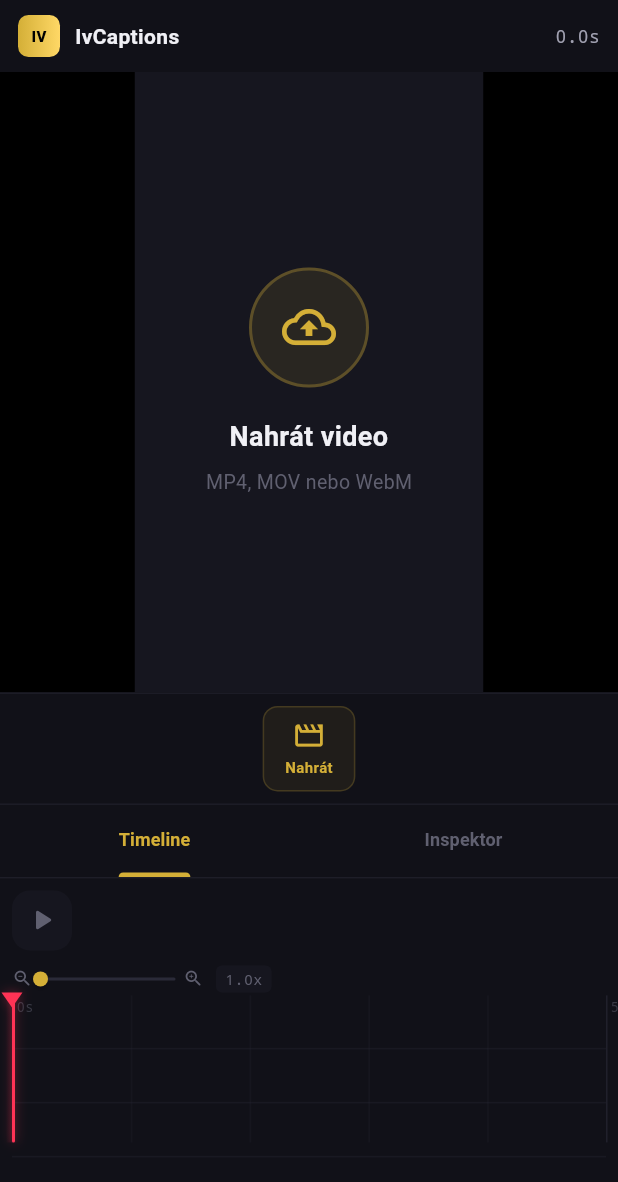
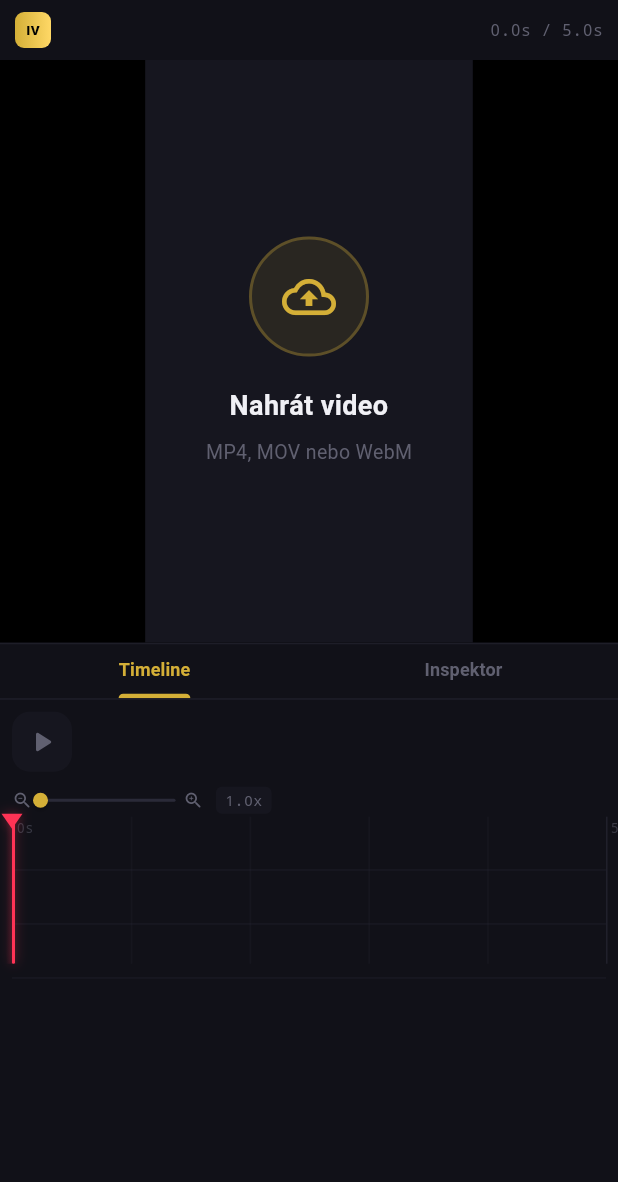
Before and after one commit to ivanovgeno/TitulkyIV, a Flutter app: the screen it shows after launch, on a phone screen of 412 x 824 dp. Shown: the top 1182 px of the screen. Run offline on Flutter 3.47's test engine with Material 3 defaults, Android fonts, the phone set to English and light mode, and no system bars; our stand-ins replace file_picker, flutter_colorpicker, google_fonts, universal_io; missing offline and left inert: dart:js_interop, media_kit, media_kit_video, universal_html; statements that could not run were skipped.

Commit message:
Mobile UX overhaul: remove play overlay, bigger editor panel, simpler controls
- Remove fullscreen play overlay that blocked caption dragging
- Replace with small play/pause button in bottom-right corner
- Remove separate 'Nahrát' action bar (tap empty preview to upload)
- Move Přepis/Maska buttons into compact top bar
- Editor panel expanded from 35% to 48% of screen height
- Tap on video area reserved for caption manipulation on mobile
- Compact top bar (40px instead of 48px)

```diff
--- a/frontend/lib/ui/editor_screen.dart
+++ b/frontend/lib/ui/editor_screen.dart
@@ -608,74 +608,59 @@ class _EditorScreenState extends State<EditorScreen> with TickerProviderStateMix
   Widget _buildMobileLayout() {
     return Column(
       children: [
-        // Safe area top
+        // Compact top bar: logo + actions + time
         Container(
           color: AppColors.bgPanel,
           child: SafeArea(
             bottom: false,
             child: Container(
-              height: 48,
-              padding: const EdgeInsets.symmetric(horizontal: 12),
+              height: 40,
+              padding: const EdgeInsets.symmetric(horizontal: 10),
               child: Row(
                 children: [
                   // Logo
                   Container(
-                    width: 28, height: 28,
+                    width: 24, height: 24,
                     decoration: BoxDecoration(
                       gradient: const LinearGradient(colors: [AppColors.accent, AppColors.accentLight]),
-                      borderRadius: BorderRadius.circular(7),
+                      borderRadius: BorderRadius.circular(6),
                     ),
-                    child: const Center(child: Text('IV', style: TextStyle(color: Colors.black, fontWeight: FontWeight.w900, fontSize: 10))),
+                    child: const Center(child: Text('IV', style: TextStyle(color: Colors.black, fontWeight: FontWeight.w900, fontSize: 9))),
                   ),
-                  const SizedBox(width: 10),
-                  Text('IvCaptions', style: TextStyle(color: AppColors.textPrimary, fontWeight: FontWeight.w700, fontSize: 14)),
+                  const SizedBox(width: 8),
+                  // Action buttons inline (no separate bar)
+                  if (_videoPath != null) ...[
+                    _mobileTopBtn(Icons.subtitles_outlined, 'Přepis', _runTranscription, isLoading: _isTranscribing),
+                    const SizedBox(width: 4),
+                    _mobileTopBtn(Icons.person_outline_rounded, 'Maska', _generateMask, isLoading: _isMasking),
+                    if (_maskPath != null) ...[
+                      const SizedBox(width: 4),
+                      _mobileTopBtn(Icons.layers_clear_outlined, 'Zrušit', () {
+                        setState(() { _maskPath = null; _maskPlayer.pause(); });
+                      }, color: AppColors.danger),
+                    ],
+                  ],
                   const Spacer(),
-                  // Time
+                  // Time display
                   Text(
-                    "${_currentTime.toStringAsFixed(1)}s",
-                    style: TextStyle(color: AppColors.textSecondary, fontSize: 12, fontFamily: 'monospace'),
+                    "${_currentTime.toStringAsFixed(1)}s / ${_videoDuration.toStringAsFixed(1)}s",
+                    style: TextStyle(color: AppColors.textMuted, fontSize: 11, fontFamily: 'monospace'),
                   ),
                 ],
               ),
             ),
           ),
         ),
-        // Video Preview
+        // Video Preview (tap to open file when no video, tap to play/pause with video)
         Expanded(
           child: Container(
             color: Colors.black,
             child: _buildVideoPreview(),
           ),
         ),
-        // Mobile Action Bar
-        Container(
-          padding: const EdgeInsets.symmetric(horizontal: 8, vertical: 8),
-          decoration: BoxDecoration(
-            color: AppColors.bgPanel,
-            border: Border(top: BorderSide(color: AppColors.border.withOpacity(0.5))),
-          ),
-          child: Row(
-            mainAxisAlignment: MainAxisAlignment.spaceEvenly,
-            children: [
-              _buildMobileActionBtn(Icons.movie_outlined, 'Nahrát', _openVideoFile),
-              if (_videoPath != null) ...[
-                _isTranscribing
-                    ? SizedBox(width: 24, height: 24, child: CircularProgressIndicator(strokeWidth: 2, color: AppColors.accent))
-                    : _buildMobileActionBtn(Icons.subtitles_outlined, 'Přepis', _runTranscription),
-                _isMasking
-                    ? SizedBox(width: 24, height: 24, child: CircularProgressIndicator(strokeWidth: 2, color: AppColors.accent))
-                    : _buildMobileActionBtn(Icons.person_outline_rounded, 'Maska', _generateMask),
-                if (_maskPath != null)
-                  _buildMobileActionBtn(Icons.layers_clear_outlined, 'Zrušit', () {
-                    setState(() { _maskPath = null; _maskPlayer.pause(); });
-                  }, color: AppColors.danger),
-              ],
-            ],
-          ),
-        ),
-        // Timeline + Inspector (tabs)
+        // Timeline + Inspector tabs (takes ~50% of screen for easier editing)
         SizedBox(
-          height: MediaQuery.of(context).size.height * 0.35,
+          height: MediaQuery.of(context).size.height * 0.48,
           child: Container(
             decoration: BoxDecoration(
               color: AppColors.bgPanel,
@@ -685,17 +670,21 @@ class _EditorScreenState extends State<EditorScreen> with TickerProviderStateMix
               length: 2,
               child: Column(
                 children: [
-                  TabBar(
+                  Container(
+                    height: 36,
+                    child: TabBar(
                       indicatorColor: AppColors.accent,
                       indicatorWeight: 2,
                       labelColor: AppColors.accent,
                       unselectedLabelColor: AppColors.textMuted,
                       dividerColor: Colors.transparent,
                       labelStyle: const TextStyle(fontSize: 12, fontWeight: FontWeight.w600),
+                      labelPadding: EdgeInsets.zero,
                       tabs: const [
-                      Tab(text: 'Timeline'),
-                      Tab(text: 'Inspektor'),
+                        Tab(text: 'Timeline', height: 34),
+                        Tab(text: 'Inspektor', height: 34),
                       ],
+                    ),
                   ),
                   Expanded(
                     child: TabBarView(
@@ -714,24 +703,28 @@ class _EditorScreenState extends State<EditorScreen> with TickerProviderStateMix
     );
   }
 
-  Widget _buildMobileActionBtn(IconData icon, String label, VoidCallback onTap, {Color color = AppColors.accent}) {
-    return InkWell(
-      onTap: onTap,
-      borderRadius: BorderRadius.circular(10),
+  Widget _mobileTopBtn(IconData icon, String tooltip, VoidCallback onTap, {bool isLoading = false, Color color = AppColors.accent}) {
+    return Tooltip(
+      message: tooltip,
+      child: InkWell(
+        onTap: isLoading ? null : onTap,
+        borderRadius: BorderRadius.circular(8),
         child: Container(
-        padding: const EdgeInsets.symmetric(horizontal: 14, vertical: 8),
+          padding: const EdgeInsets.symmetric(horizontal: 8, vertical: 4),
           decoration: BoxDecoration(
-          color: color.withOpacity(0.08),
-          borderRadius: BorderRadius.circular(10),
-          border: Border.all(color: color.withOpacity(0.2)),
+            color: color.withOpacity(0.1),
+            borderRadius: BorderRadius.circular(8),
           ),
-        child: Column(
+          child: isLoading
+              ? SizedBox(width: 16, height: 16, child: CircularProgressIndicator(strokeWidth: 2, color: color))
+              : Row(
                   mainAxisSize: MainAxisSize.min,
                   children: [
-            Icon(icon, color: color, size: 22),
-            const SizedBox(height: 3),
-            Text(label, style: TextStyle(color: color, fontSize: 10, fontWeight: FontWeight.w600)),
+                    Icon(icon, color: color, size: 16),
+                    const SizedBox(width: 4),
+                    Text(tooltip, style: TextStyle(color: color, fontSize: 11, fontWeight: FontWeight.w600)),
                   ],
+                ),
         ),
       ),
     );
@@ -748,7 +741,8 @@ class _EditorScreenState extends State<EditorScreen> with TickerProviderStateMix
     return Center(
       child: GestureDetector(
         onTap: () {
-          if (_videoPath != null) _togglePlay();
+          // Desktop: tap video to play/pause. Mobile: corner button handles it.
+          if (_videoPath != null && !isMobile) _togglePlay();
         },
         child: AspectRatio(
           aspectRatio: project!.resolution.width / project!.resolution.height,
@@ -816,20 +810,21 @@ class _EditorScreenState extends State<EditorScreen> with TickerProviderStateMix
                     onCaptionSelected: (id) { setState(() { _selectedCaptionId = id; }); },
                     onCaptionUpdate: () { setState(() {}); },
                   ),
-                  // Play button overlay (mobile)
-                  if (isMobile && _videoPath != null && !_isPlaying)
-                    Positioned.fill(
+                  // Small play/pause in corner (doesn't block caption drag)
+                  if (isMobile && _videoPath != null)
+                    Positioned(
+                      right: 8, bottom: 8,
+                      child: GestureDetector(
+                        onTap: _togglePlay,
                         child: Container(
-                        color: Colors.black26,
-                        child: Center(
-                          child: Container(
-                            width: 64, height: 64,
+                          width: 36, height: 36,
                           decoration: BoxDecoration(
-                              color: AppColors.accent.withOpacity(0.9),
+                            color: Colors.black.withOpacity(0.5),
                             shape: BoxShape.circle,
-                              boxShadow: [BoxShadow(color: AppColors.accent.withOpacity(0.3), blurRadius: 20)],
                           ),
-                            child: const Icon(Icons.play_arrow_rounded, size: 36, color: Colors.black),
+                          child: Icon(
+                            _isPlaying ? Icons.pause_rounded : Icons.play_arrow_rounded,
+                            size: 20, color: Colors.white.withOpacity(0.9),
                           ),
                         ),
                       ),
```
Lines whose indentation alone changed are shown as unchanged.
